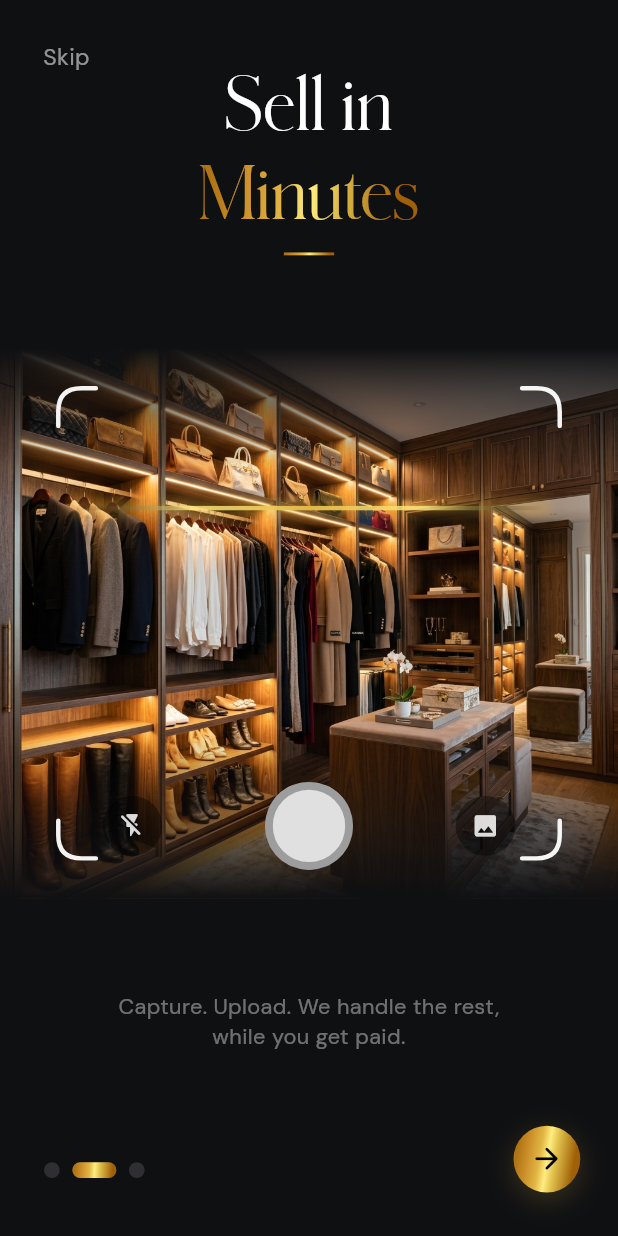
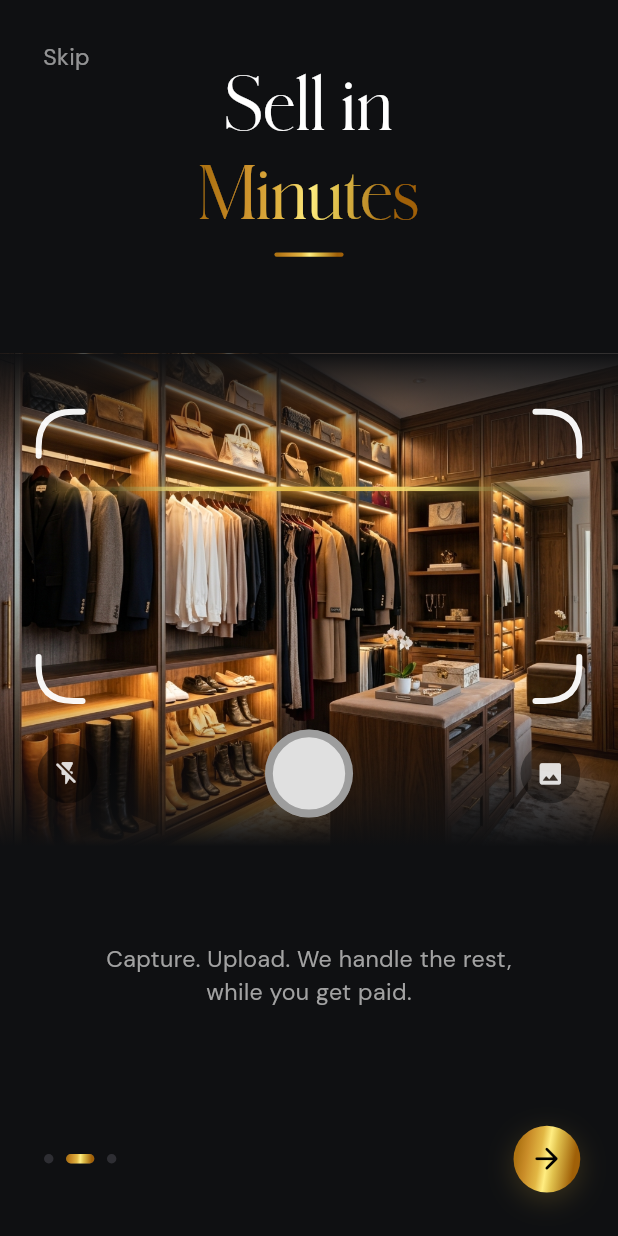
Before and after one commit to mdbayzid131/cpk1989, a Flutter app: the screen it shows after launch, swiped to page 2, on a phone screen of 412 x 824 dp. Run offline on Flutter 3.47's test engine with Material 3 defaults, Android fonts, the light colour scheme and no system bars; our stand-ins replace camera, connectivity_plus, dio, flutter_screenutil, flutter_svg, get and 3 more; network calls fail; project files that could hold a hidden picture were left out.

```diff
--- a/lib/module/onboarding/view/onboarding_page_2.dart
+++ b/lib/module/onboarding/view/onboarding_page_2.dart
@@ -83,16 +83,19 @@ class _OnboardingPage2State extends State<OnboardingPage2>
         SizedBox(height: 12.h),
         // Small gold horizontal accent line
         Container(
-          width: 32.w,
-          height: 2.h,
-          decoration: BoxDecoration(gradient: AppTheme.goldGradient),
+          width: 44.w,
+          height: 3.h,
+          decoration: BoxDecoration(
+            gradient: AppTheme.goldGradient,
+            borderRadius: BorderRadius.circular(100.r),
+          ),
         ),
         const Spacer(),
 
         ///<================= CAMERA PREVIEW WIDGET =========================>///
         Container(
           width: double.infinity,
-          height: 380.h,
+          height: 340.h,
           color: Colors.transparent,
           child: Stack(
             children: [
@@ -124,26 +127,27 @@ class _OnboardingPage2State extends State<OnboardingPage2>
               ),
 
               // 3. Viewfinder focus brackets (pulsing scale)
-              Center(
+              Positioned(
+                left: 24.w,
+                right: 24.w,
+                top: 40.h,
+                bottom: 100.h,
                 child: ScaleTransition(
                   scale: _focusScale,
-                  child: SizedBox(
-                    width: 320.w,
-                    height: 300.w,
                   child: CustomPaint(painter: FocusBracketsPainter()),
-                  ),
                 ),
               ),
 
               // 4. Scanner laser line (animating top to bottom inside brackets)
-              Center(
-                child: SizedBox(
-                  width: 300.w,
-                  height: 280.w,
+              Positioned(
+                left: 34.w,
+                right: 34.w,
+                top: 50.h,
+                bottom: 110.h,
                 child: AnimatedBuilder(
                   animation: _scannerController,
                   builder: (context, child) {
-                      final yOffset = _scannerController.value * 280.w;
+                    final yOffset = _scannerController.value * 180.h;
                     return Stack(
                       children: [
                         Positioned(
@@ -184,15 +188,14 @@ class _OnboardingPage2State extends State<OnboardingPage2>
                   },
                 ),
               ),
-              ),
 
               // 5. Camera UI bottom controls (Flash, Shutter, Gallery)
               Positioned(
-                left: 0,
-                right: 0,
+                left: 24.w,
+                right: 24.w,
                 bottom: 20.h,
                 child: Row(
-                  mainAxisAlignment: MainAxisAlignment.spaceEvenly,
+                  mainAxisAlignment: MainAxisAlignment.spaceBetween,
                   children: [
                     // Flash Off Icon
                     Container(
@@ -252,14 +255,15 @@ class _OnboardingPage2State extends State<OnboardingPage2>
             'Capture. Upload. We handle the rest,\nwhile you get paid.',
             textAlign: TextAlign.center,
             style: GoogleFonts.dmSans(
-              fontSize: 15.sp,
+              fontSize: 16.sp,
               fontWeight: FontWeight.w400,
-              color: AppTheme.grayTerritory,
+              color: AppTheme.gray,
               height: 1.4,
             ),
           ),
         ),
-        const Spacer(flex: 2),
+        const Spacer(),
+        SizedBox(height: 90.h),
       ],
     );
   }
@@ -271,11 +275,11 @@ class FocusBracketsPainter extends CustomPainter {
     final paint = Paint()
       ..color = Colors.white.withValues(alpha: 0.95)
       ..style = PaintingStyle.stroke
-      ..strokeWidth = 3.0
+      ..strokeWidth = 4.0
       ..strokeCap = StrokeCap.round;
 
-    final double cornerLength = 24.w;
-    final double radius = 16.r; // Rounded corners for brackets
+    final double cornerLength = 28.w;
+    final double radius = 24.r; // Rounded corners for brackets
 
     // Top-Left corner
     canvas.drawPath(
--- a/lib/module/onboarding/view/onboarding_screen.dart
+++ b/lib/module/onboarding/view/onboarding_screen.dart
@@ -93,9 +93,8 @@ class _OnboardingScreenState extends State<OnboardingScreen> {
               ),
             ),
 
-          // 3. Floating Page Indicator at the bottom-left
           Positioned(
-            bottom: MediaQuery.of(context).padding.bottom + 40.h,
+            bottom: MediaQuery.of(context).padding.bottom + 50.h,
             left: 24.w,
             child: AnimatedBuilder(
               animation: _pageController,
@@ -108,21 +107,21 @@ class _OnboardingScreenState extends State<OnboardingScreen> {
                   children: List.generate(3, (index) {
                     final double distance = (page - index).abs();
                     final double progress = (1.0 - distance).clamp(0.0, 1.0);
-                    final double width = 10.w + (18.w * progress);
+                    final double width = 6.w + (12.w * progress);
 
                     return Container(
                       margin: EdgeInsets.symmetric(horizontal: 4.w),
                       width: width,
-                      height: 10.w,
+                      height: 6.w,
                       decoration: BoxDecoration(
-                        borderRadius: BorderRadius.circular(5.w),
+                        borderRadius: BorderRadius.circular(3.w),
                         color: const Color(0xFF2E2E33), // Inactive background
                       ),
                       child: Opacity(
                         opacity: progress,
                         child: Container(
                           decoration: BoxDecoration(
-                            borderRadius: BorderRadius.circular(5.w),
+                            borderRadius: BorderRadius.circular(3.w),
                             gradient: AppTheme.goldGradient,
                           ),
                         ),
```
Also changed, not shown: lib/module/onboarding/view/onboarding_page_1.dart (+6 -3 lines), lib/module/onboarding/view/onboarding_page_3.dart (+11 -9 lines). Lines whose indentation alone changed are shown as unchanged.
